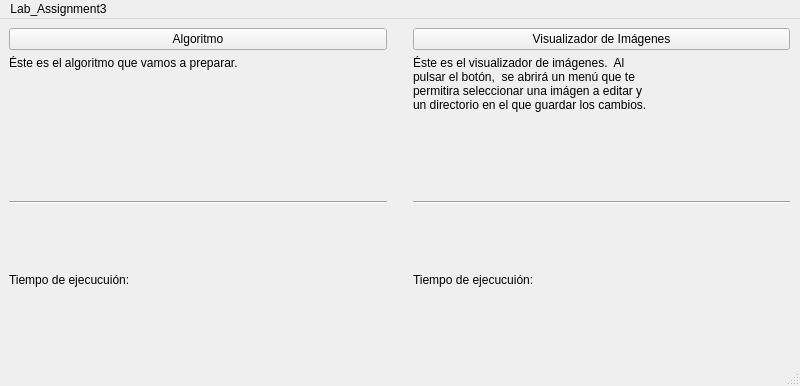
First picture: the form in mainwindow.ui, repository pgonzs08/Editor-de-Imagenes, before the edit.
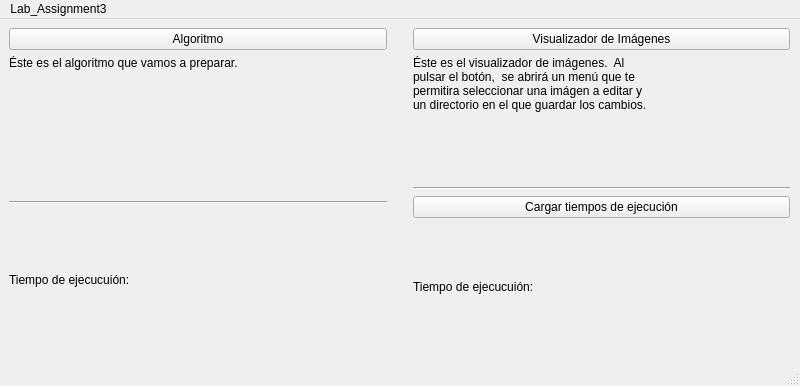
Second picture: the form after the edit.

Commit message: Visualizador de imagenes, tiempo y guardado

```diff
--- a/mainwindow.ui
+++ b/mainwindow.ui
@@ -116,6 +116,13 @@
          </property>
         </widget>
        </item>
+       <item>
+        <widget class="QPushButton" name="EjecucionImages">
+         <property name="text">
+          <string>Cargar tiempos de ejecución</string>
+         </property>
+        </widget>
+       </item>
        <item>
         <widget class="QLabel" name="tExVI">
          <property name="text">
```
Left out of the diff: 2 changed lines with no effect on the pictures. The commit also changes 4 other files.
